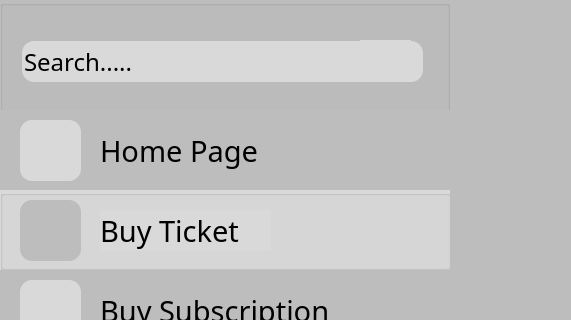
This is ticketpage.ui in hager55m/Metro-Mate-DS as Qt 5 draws it before an edit; both pictures show x 0 to 571 and y 0 to 320 of the 1200 by 700 pixel window. The edited form follows.
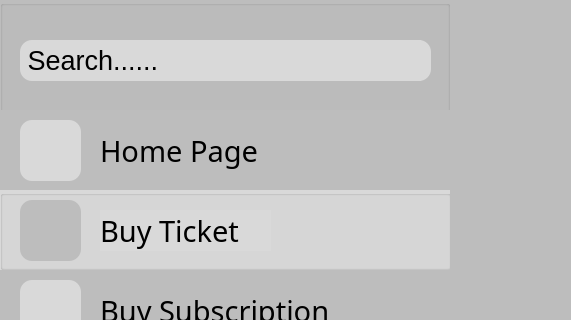
This is the edited form.

The edit to the form file:
```diff
--- a/ticketpage.ui
+++ b/ticketpage.ui
@@ -28,46 +28,6 @@
    <property name="title">
     <string/>
    </property>
-   <widget class="QLineEdit" name="search">
-    <property name="geometry">
-     <rect>
-      <x>22</x>
-      <y>41</y>
-      <width>401</width>
-      <height>41</height>
-     </rect>
-    </property>
-    <property name="font">
-     <font>
-      <family>Baskerville Old Face</family>
-      <pointsize>18</pointsize>
-     </font>
-    </property>
-    <property name="styleSheet">
-     <string notr="true">background-color: #D9D9D9;
-border-radius: 12;
-color: black;</string>
-    </property>
-    <property name="text">
-     <string>Search.....</string>
-    </property>
-   </widget>
-   <widget class="QLabel" name="searchicon">
-    <property name="geometry">
-     <rect>
-      <x>360</x>
-      <y>40</y>
-      <width>51</width>
-      <height>41</height>
-     </rect>
-    </property>
-    <property name="styleSheet">
-     <string notr="true">background-color: #D9D9D9;</string>
-    </property>
-    <property name="text">
-     <string/>
-    </property>
-   </widget>
    <widget class="QGroupBox" name="groupBox_2">
     <property name="geometry">
      <rect>
@@ -486,6 +446,46 @@
      <string>Egypt Metro</string>
     </property>
    </widget>
+   <widget class="QPushButton" name="pushButton_7">
+    <property name="geometry">
+     <rect>
+      <x>20</x>
+      <y>40</y>
+      <width>411</width>
+      <height>41</height>
+     </rect>
+    </property>
+    <property name="font">
+     <font>
+      <pointsize>20</pointsize>
+     </font>
+    </property>
+    <property name="styleSheet">
+     <string notr="true">background-color: #D9D9D9;
+border-radius: 12;
+color: black;
+text-align: left;</string>
+    </property>
+    <property name="text">
+     <string> Search......</string>
+    </property>
+   </widget>
+   <widget class="QLabel" name="searchicon">
+    <property name="geometry">
+     <rect>
+      <x>370</x>
+      <y>40</y>
+      <width>51</width>
+      <height>41</height>
+     </rect>
+    </property>
+    <property name="styleSheet">
+     <string notr="true">background-color: #D9D9D9;</string>
+    </property>
+    <property name="text">
+     <string/>
+    </property>
+   </widget>
   </widget>
   <widget class="QLabel" name="label">
    <property name="geometry">
```
